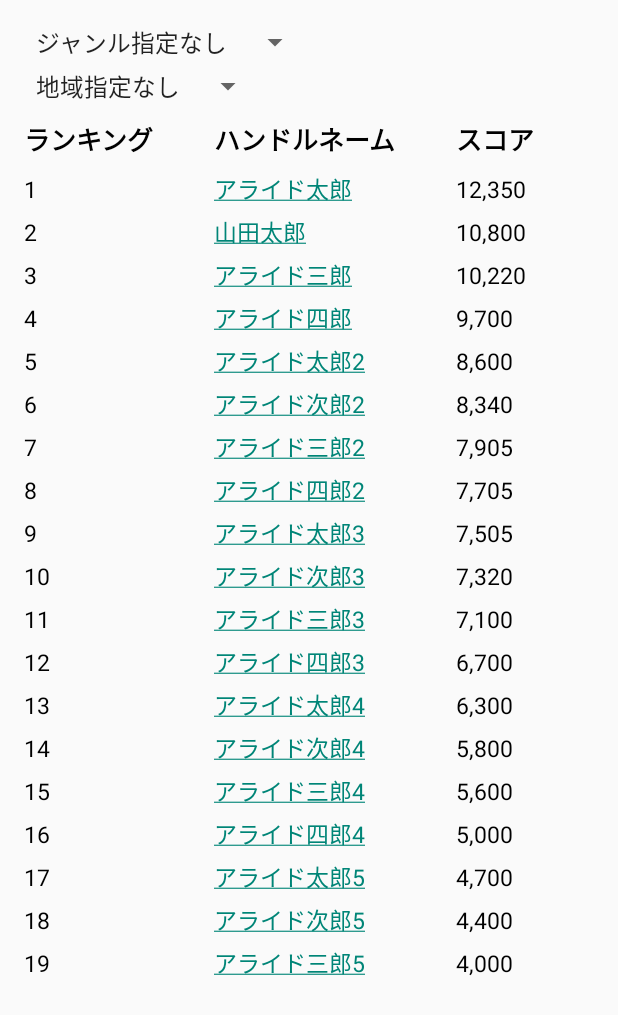
After one commit to zyake/food_hunters, an Android app: the ScoreRanksActivity screen opened directly, with no data from a screen before it, on a phone screen of 412 x 824 dp. The commit adds this screen. Shown: the top 1015 px of the screen. Run offline under Robolectric (Android 15) with nearby library versions, the phone set to English and light mode, and no system bars.

Commit message:
create ranking page mock

```diff
--- a/app/src/main/AndroidManifest.xml
+++ b/app/src/main/AndroidManifest.xml
@@ -8,7 +8,7 @@
     <uses-permission android:name="com.google.android.providers.gsf.permission.READ_GSERVICES" />
 
     <!-- これ必要！ -->
-    <uses-feature android:glEsVersion="0x00020000" android:required="true"/>
+    <uses-feature android:glEsVersion="0x00020000" android:required="true" />
 
     <!--
  The ACCESS_COARSE/FINE_LOCATION permissions are not required to use
@@ -37,6 +37,10 @@
                 <category android:name="android.intent.category.LAUNCHER" />
             </intent-filter>
         </activity>
+        <activity
+            android:name=".ScoreRanksActivity"
+            android:label="@string/title_activity_score_ranks" >
+        </activity>
     </application>
 
 </manifest>
--- /dev/null
+++ b/app/src/main/java/jp/co/aainc/training_camp/team_mizuno/food_hunters/ScoreRanksActivity.java
@@ -0,0 +1,67 @@
+package jp.co.aainc.training_camp.team_mizuno.food_hunters;
+
+import android.support.v7.app.ActionBarActivity;
+import android.os.Bundle;
+import android.text.Html;
+import android.view.Menu;
+import android.view.MenuItem;
+import android.view.ViewGroup;
+import android.widget.TextView;
+import android.widget.TableRow;
+
+
+public class ScoreRanksActivity extends ActionBarActivity {
+
+    @Override
+    protected void onCreate(Bundle savedInstanceState) {
+        super.onCreate(savedInstanceState);
+        setContentView(R.layout.activity_score_ranks);
+
+        // TableLayoutのグループを取得
+        ViewGroup vg = (ViewGroup)findViewById(R.id.tableLayout1);
+
+        for (int i=1; i<20; i++) {
+            // 行を追加
+            getLayoutInflater().inflate(R.layout.table_row, vg);
+            // 文字設定
+            TableRow tr = (TableRow)vg.getChildAt(i);
+            String[] name = {"アライド太郎", "山田太郎", "アライド三郎", "アライド四郎",
+                    "アライド太郎2", "アライド次郎2","アライド三郎2","アライド四郎2",
+                    "アライド太郎3","アライド次郎3", "アライド三郎3","アライド四郎3",
+                    "アライド太郎4","アライド次郎4", "アライド三郎4","アライド四郎4",
+                    "アライド太郎5","アライド次郎5", "アライド三郎5","アライド四郎5"};
+            String[] score = {"12,350","10,800","10,220","9,700",
+                    "8,600","8,340","7,905","7,705",
+                    "7,505","7,320","7,100","6,700",
+                    "6,300","5,800","5,600","5,000",
+                    "4,700","4,400","4,000","3,000"};
+            String name_tag = "<a href='#'>" + name[i - 1] + "</a>";
+            ((TextView)(tr.getChildAt(0))).setText(String.valueOf(i));
+            ((TextView)(tr.getChildAt(1))).setText(Html.fromHtml(name_tag));
+            ((TextView)(tr.getChildAt(2))).setText(score[i-1]);
+        }
+    }
+
+
+    @Override
+    public boolean onCreateOptionsMenu(Menu menu) {
+        // Inflate the menu; this adds items to the action bar if it is present.
+        getMenuInflater().inflate(R.menu.menu_score_ranks, menu);
+        return true;
+    }
+
+    @Override
+    public boolean onOptionsItemSelected(MenuItem item) {
+        // Handle action bar item clicks here. The action bar will
+        // automatically handle clicks on the Home/Up button, so long
+        // as you specify a parent activity in AndroidManifest.xml.
+        int id = item.getItemId();
+
+        //noinspection SimplifiableIfStatement
+        if (id == R.id.action_settings) {
+            return true;
+        }
+
+        return super.onOptionsItemSelected(item);
+    }
+}
--- /dev/null
+++ b/app/src/main/res/layout/activity_score_ranks.xml
@@ -0,0 +1,71 @@
+<RelativeLayout xmlns:android="http://schemas.android.com/apk/res/android"
+    xmlns:tools="http://schemas.android.com/tools"
+    android:layout_width="match_parent"
+    android:layout_height="match_parent"
+    android:paddingLeft="@dimen/activity_horizontal_margin"
+    android:paddingRight="@dimen/activity_horizontal_margin"
+    android:paddingTop="@dimen/activity_vertical_margin"
+    android:paddingBottom="@dimen/activity_vertical_margin"
+    tools:context="jp.co.aainc.training_camp.team_mizuno.food_hunters.ScoreRanksActivity">
+
+    <Spinner
+        android:layout_width="wrap_content"
+        android:layout_height="wrap_content"
+        android:text="New ToggleButton"
+        android:id="@+id/genre_spinner"
+        android:layout_alignParentTop="true"
+        android:prompt="@string/select_genre"
+        android:entries="@array/genre"
+        android:layout_alignParentLeft="true"
+        android:layout_centerHorizontal="true"
+        android:layout_marginBottom="5dp" />
+
+    <Spinner
+        android:layout_width="wrap_content"
+        android:layout_height="wrap_content"
+        android:text="New ToggleButton"
+        android:id="@+id/area_spinner"
+        android:layout_below="@+id/genre_spinner"
+        android:prompt="@string/select_area"
+        android:entries="@array/area"
+        android:layout_alignParentTop="false"
+        android:layout_alignParentLeft="true"
+        android:layout_centerHorizontal="true" />
+
+    <TableLayout
+        xmlns:android="http://schemas.android.com/apk/res/android"
+        android:layout_width="match_parent"
+        android:layout_height="wrap_content"
+        android:stretchColumns="0,1,2"
+        android:layout_below="@+id/area_spinner"
+        android:layout_marginTop="10dp"
+        android:id="@+id/tableLayout1">
+        <TableRow android:layout_height="wrap_content"
+            android:layout_width="wrap_content"
+            android:layout_marginBottom="8dp">
+            <TextView android:text="ランキング"
+                android:textStyle="bold"
+                android:textSize="17dp"
+                android:textColor="#000000" />
+            <TextView android:text="ハンドルネーム"
+                android:textStyle="bold"
+                android:textSize="17dp"
+                android:textColor="#000000" />
+            <TextView android:text="スコア"
+                android:textStyle="bold"
+                android:textSize="17dp"
+                android:textColor="#000000" />
+        </TableRow>
+    </TableLayout>
+
+    <TableLayout
+        xmlns:android="http://schemas.android.com/apk/res/android"
+        android:layout_width="match_parent"
+        android:layout_height="wrap_content"
+        android:stretchColumns="0,1,2"
+        android:layout_below="@+id/tableLayout1"
+        android:layout_marginTop="10dp"
+        android:id="@+id/tableLayout2">
+    </TableLayout>
+
+</RelativeLayout>
--- /dev/null
+++ b/app/src/main/res/layout/table_row.xml
@@ -0,0 +1,19 @@
+<?xml version="1.0" encoding="utf-8"?>
+<TableRow xmlns:android="http://schemas.android.com/apk/res/android"
+    android:layout_marginBottom="5dp">
+    <TextView
+        android:textSize="15dp"
+        android:textColor="#000000"
+        android:gravity="left" />
+    <TextView
+        android:textSize="15dp"
+        android:textColor="#000000"
+        android:gravity="left" />
+    <TextView
+        android:textSize="15dp"
+        android:textColor="#000000"
+        android:gravity="left" />
+    <TextView/>
+    <TextView/>
+    <TextView/>
+</TableRow>
--- /dev/null
+++ b/app/src/main/res/menu/menu_score_ranks.xml
@@ -0,0 +1,7 @@
+<menu xmlns:android="http://schemas.android.com/apk/res/android"
+    xmlns:app="http://schemas.android.com/apk/res-auto"
+    xmlns:tools="http://schemas.android.com/tools"
+    tools:context="jp.co.aainc.training_camp.team_mizuno.food_hunters.ScoreRanksActivity">
+    <item android:id="@+id/action_settings" android:title="@string/action_settings"
+        android:orderInCategory="100" app:showAsAction="never" />
+</menu>
--- /dev/null
+++ b/app/src/main/res/values-w820dp/dimens.xml
@@ -0,0 +1,6 @@
+<resources>
+    <!-- Example customization of dimensions originally defined in res/values/dimens.xml
+         (such as screen margins) for screens with more than 820dp of available width. This
+         would include 7" and 10" devices in landscape (~960dp and ~1280dp respectively). -->
+    <dimen name="activity_horizontal_margin">64dp</dimen>
+</resources>
--- /dev/null
+++ b/app/src/main/res/values/array.xml
@@ -0,0 +1,24 @@
+<?xml version="1.0" encoding="utf-8"?>
+    <resources>
+        <string-array name="genre">
+            <item>ジャンル指定なし</item>
+            <item>和食</item>
+            <item>中華</item>
+            <item>イタリアン</item>
+            <item>フレンチ</item>
+            <item>洋食</item>
+            <item>カフェ</item>
+            <item>エスニック</item>
+        </string-array>
+        <string-array name="area">
+            <item>地域指定なし</item>
+            <item>渋谷</item>
+            <item>恵比寿</item>
+            <item>目黒</item>
+            <item>新宿</item>
+            <item>品川</item>
+            <item>銀座</item>
+            <item>有楽町</item>
+            <item>新橋</item>
+        </string-array>
+    </resources>
--- /dev/null
+++ b/app/src/main/res/values/dimens.xml
@@ -0,0 +1,5 @@
+<resources>
+    <!-- Default screen margins, per the Android Design guidelines. -->
+    <dimen name="activity_horizontal_margin">16dp</dimen>
+    <dimen name="activity_vertical_margin">16dp</dimen>
+</resources>
--- a/app/src/main/res/values/strings.xml
+++ b/app/src/main/res/values/strings.xml
@@ -8,4 +8,8 @@
     </string-array>
     <string name="drawer_open">Open navigation drawer</string>
     <string name="drawer_close">Close navigation drawer</string>
+    <string name="title_activity_score_ranks">ScoreRanksActivity</string>
+
+    <string name="select_genre">ジャンルを選択</string>
+    <string name="select_area">地域を選択</string>
 </resources>
```
